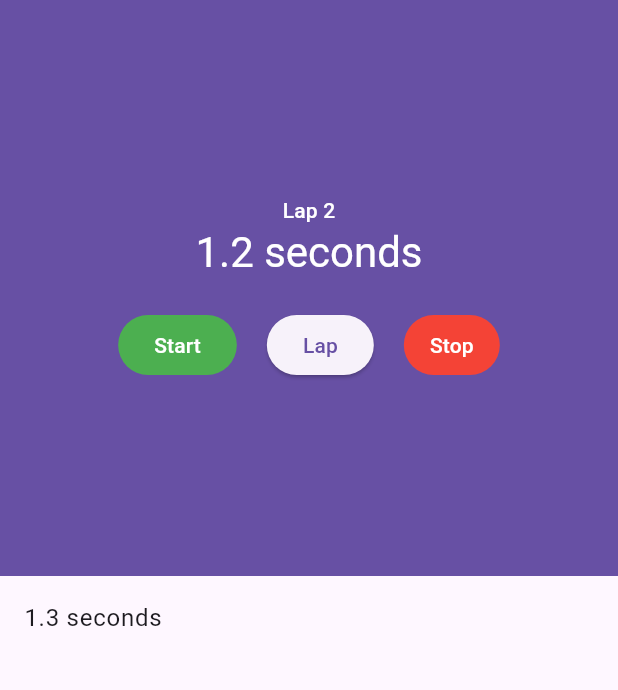
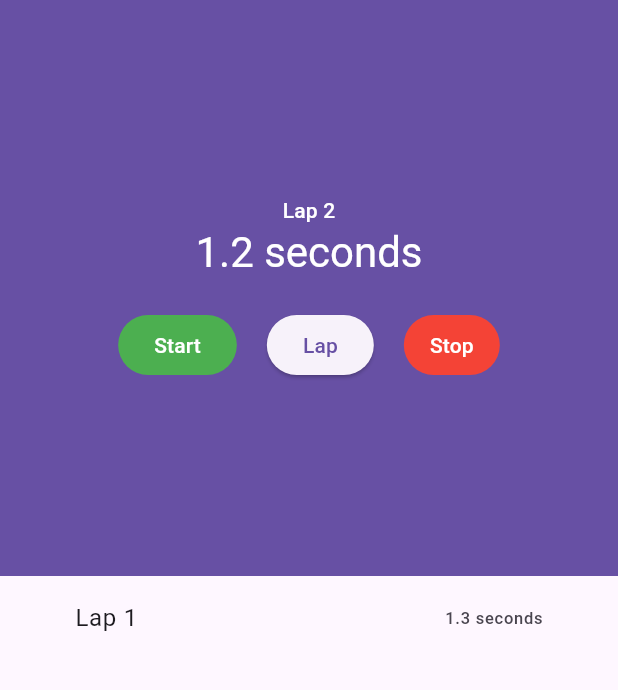
Before and after one commit to thisfren/Flutter-Cookbook, a Flutter app: the screen it shows after launch, after a tap on "Start", after a tap on "Lap", on a phone screen of 412 x 824 dp, the part 84-774 px from its top. Run offline on Flutter 3.47's test engine with Material 3 defaults, Android fonts, the phone set to English and light mode, and no system bars; our stand-ins replace google_fonts.

Commit message:
List builders done.

```diff
--- a/Ch. 5/stopwatch/lib/stopwatch.dart
+++ b/Ch. 5/stopwatch/lib/stopwatch.dart
@@ -6,8 +6,7 @@ The State object takes over the build responsibilities from the widget.
 States can also be marked as dirty, which is what will cause them to repaint on the next frame.
 */
 import 'dart:async' show Timer;
-import 'package:flutter/material.dart' show AppBar, BuildContext, ButtonStyle, Center, Color, Colors, Column, ElevatedButton, Expanded, ListTile, ListView, MainAxisAlignment, Row, Scaffold, SizedBox, State, StatefulWidget, Text, TextButton, Theme, Widget, WidgetStateProperty;
-import 'package:flutter/src/widgets/container.dart';
+import 'package:flutter/material.dart' show AppBar, BuildContext, ButtonStyle, Color, Colors, Column, Container, Curves, EdgeInsets, ElevatedButton, Expanded, ListTile, ListView, MainAxisAlignment, Row, Scaffold, ScrollController, Scrollbar, SizedBox, State, StatefulWidget, Text, TextButton, Theme, Widget, WidgetStateProperty;
 
 
 class StopWatch extends StatefulWidget { // A StatefulWidget is divided into two classes –the widget and its state
@@ -24,6 +23,9 @@ class StopWatchState extends State<StopWatch> {
   final laps = <int>[];
   late Timer timer;
   bool isTicking = false;
+
+  final itemHeight = 60.0;
+  final scrollController = ScrollController();
 
   void onTick(Timer time) {
     setState(() { // The setState function tells Flutter that a widget needs to be repainted
@@ -138,20 +140,56 @@ class StopWatchState extends State<StopWatch> {
       laps.add(milliseconds);
       milliseconds = 0;
     });
+
+    /*
+    ScrollController is a special object that allows to key into ListView from outside the build methods.
+    This is a frequently used pattern in Flutter where you can optionally provide a controller object that has methods to manipulate its widget.
+    */
+    scrollController.animateTo(
+      itemHeight * laps.length, // The first property of this function wants to know where in ListView to scroll
+      duration: Duration(milliseconds : 500), // The second property dictates the length of the animation
+      curve: Curves.easeIn // The final property tells the animation to slow down as it reaches its destination
+    );
   }
 
-  /*
-  We're using a type of scrolling widget called ListView, which is probably one of the simplest types of scrolling widgets in Flutter.
-  This widget functions a bit like a column, except instead of throwing errors when it runs out of space, ListView will enable scrolling, allowing you to use drag gestures to scroll through all the data.
-  */
   Widget _buildLapDisplay() {
+    /*
+    We're using a type of scrolling widget called ListView, which is probably one of the simplest types of scrolling widgets in Flutter.
+    This widget functions a bit like a column, except instead of throwing errors when it runs out of space, ListView will enable scrolling, allowing you to use drag gestures to scroll through all the data.
     return ListView(
       children: [
         for (int milliseconds in laps)
           ListTile(
-            title: Text(_secondsText(milliseconds))
+            title: Text(_secondsText(milliseconds)),
           )
-      ]
+      ],
+    );
+    */
+    return Scrollbar(
+      child: ListView.builder(
+        controller: scrollController,
+        itemExtent: itemHeight, // The itemExtent property is a way to supply a fixed height to all the items in ListView
+        /*
+        To build an optimized ListView with its builder constructor, you need to tell Flutter how large the list is via the itemCount property.
+        If you don't include it, Flutter will think that the list is infinitely long and it will never terminate.
+        There may be a few cases where you want to use an infinite list, but they are rare.In most cases, you need to tell Flutter how long the list is; otherwise, you will get an "out of bounds" error.
+        */
+        itemCount: laps.length,
+        /*
+        itemBuilder enables deferred rendering.
+        We are no longer providing Flutter with a list of widgets. Instead, we are waiting for Flutter to use what it needs and only creating widgets for a subset of our list.
+        As the user scrolls, Flutter will continuously call the itemBuilder function with the appropriate index.
+        When widgets move off the screen, Flutter can remove them from the tree, freeing up precious memory.
+        */
+        itemBuilder: (context, index) {
+          final milliseconds = laps[index];
+          return ListTile(
+            contentPadding: EdgeInsets.symmetric(horizontal: 50),
+            title: Text('Lap ${index + 1}'),
+            trailing: Text(_secondsText(milliseconds))
+          );
+        }
+      ),
     );
   }
 
```
Also changed, not shown: 1 other file.
